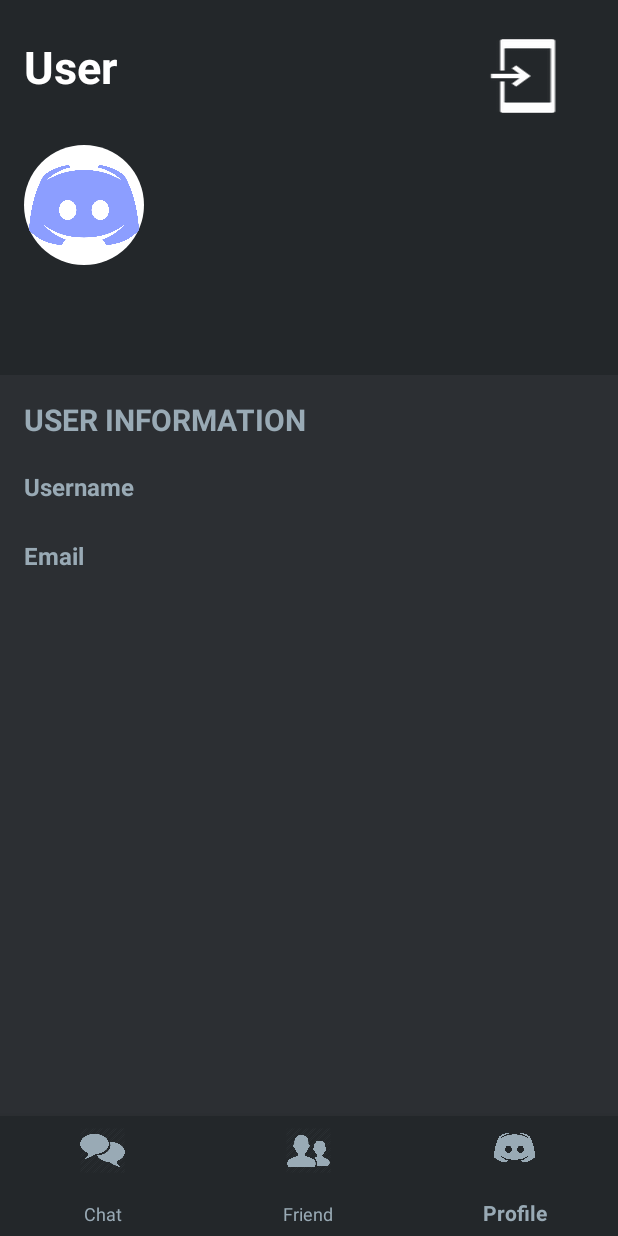
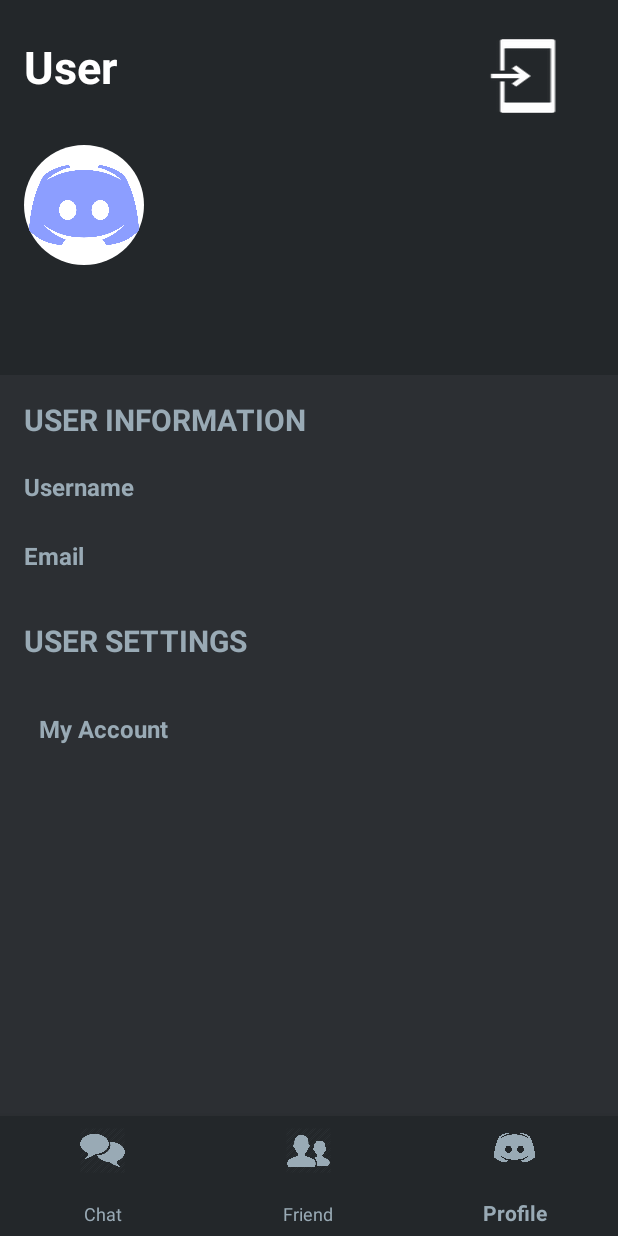
Before and after one commit to kan1989bd/Pr-ectAndroid, an Android app: the screen it shows after launch once a user with an empty profile is signed in (MainScreen), item 3 of the bottom bar chosen, on a phone screen of 412 x 824 dp. Run offline under Robolectric (Android 15) with nearby library versions, the phone set to English and light mode, and no system bars; our stand-ins replace Firebase (no records; nobody signed in at launch, a user with empty details on screens opened directly); 2 statements that could not run were skipped.

Commit message:
qquên tạo branch -_-

```diff
--- a/app/src/main/java/com/example/model/User.java
+++ b/app/src/main/java/com/example/model/User.java
@@ -35,12 +35,10 @@
 
     }
 
-    public User(String userId, String userName, String imgUrl){
-        this.userId=userId;
-        this.userName=userName;
-        this.imgUrl=imgUrl;
+    public User(String userId, String userName, String imgUrl) {
+        this.userId = userId;
+        this.userName = userName;
+        this.imgUrl = imgUrl;
     }
 
-    public User(){}
-
 }
--- a/app/src/main/res/layout/fragment_profile_main.xml
+++ b/app/src/main/res/layout/fragment_profile_main.xml
@@ -23,8 +23,10 @@
         android:background="#2c2f33"
         app:layout_constraintBottom_toBottomOf="parent"
         app:layout_constraintEnd_toEndOf="parent"
+        app:layout_constraintHorizontal_bias="0.0"
         app:layout_constraintStart_toStartOf="parent"
-        app:layout_constraintTop_toBottomOf="@+id/textView16" />
+        app:layout_constraintTop_toBottomOf="@+id/textView16"
+        app:layout_constraintVertical_bias="1.0" />
 
     <TextView
         android:id="@+id/textView18"
@@ -138,4 +140,32 @@
         app:layout_constraintHorizontal_bias="1.0"
         app:layout_constraintStart_toEndOf="@+id/textView23" />
 
+    <TextView
+        android:id="@+id/textView24"
+        android:layout_width="wrap_content"
+        android:layout_height="wrap_content"
+        android:layout_marginTop="32dp"
+        android:text="USER SETTINGS"
+        android:textColor="#99aab5"
+        android:textSize="20sp"
+        android:textStyle="bold"
+        app:layout_constraintStart_toStartOf="@+id/textView23"
+        app:layout_constraintTop_toBottomOf="@+id/textView23" />
+
+    <TextView
+        android:id="@+id/txt_setting_account"
+        android:layout_width="0dp"
+        android:layout_height="wrap_content"
+        android:layout_marginTop="24dp"
+        android:layout_marginEnd="16dp"
+        android:padding="10sp"
+        android:text="My Account"
+        android:textColor="#99aab5"
+        android:textSize="16sp"
+        android:textStyle="bold"
+        app:layout_constraintEnd_toEndOf="parent"
+        app:layout_constraintHorizontal_bias="0.0"
+        app:layout_constraintStart_toStartOf="@+id/textView24"
+        app:layout_constraintTop_toBottomOf="@+id/textView24" />
+
 </androidx.constraintlayout.widget.ConstraintLayout>
```
